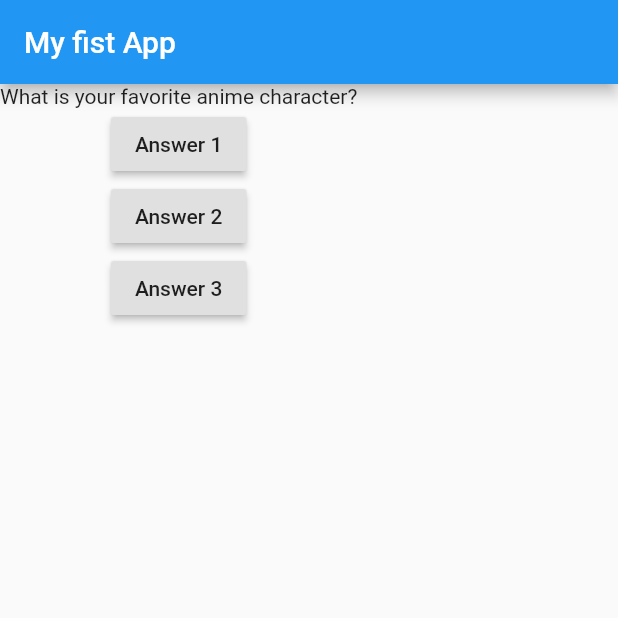
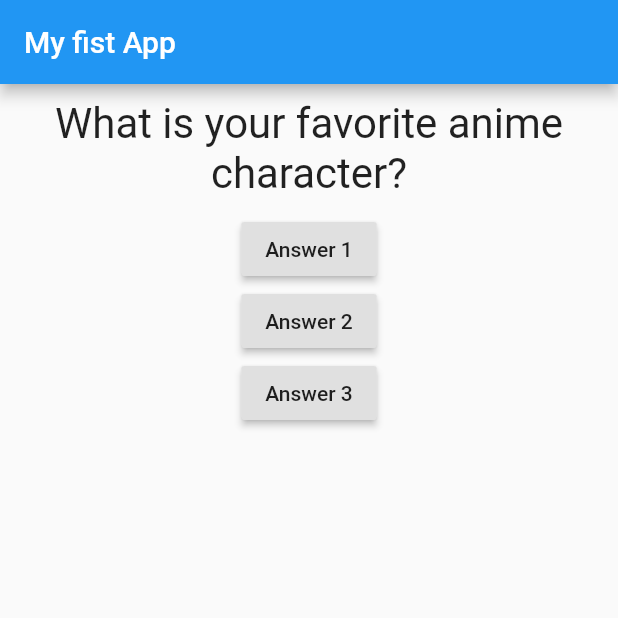
Before and after one commit to sdgamer007/FlutterApp, a Flutter app: the screen it shows after launch, on a phone screen of 412 x 824 dp, the top half of it. Run offline on Flutter 3.47's test engine with Material 2 defaults, Android fonts, the phone set to English and light mode, and no system bars.

Commit message:
basic styling

```diff
--- a/lib/question.dart
+++ b/lib/question.dart
@@ -7,6 +7,16 @@ class Question extends StatelessWidget {
 
   @override
   Widget build(BuildContext context) {
-    return Text(questionText);
+    // ignore: avoid_unnecessary_containers
+    return Container(
+      width: double.infinity,
+      margin: EdgeInsets.all(10.00),
+      child: Text(
+        questionText,
+        // ignore: prefer_const_constructors
+        style: TextStyle(fontSize: 28),
+        textAlign: TextAlign.center,
+      ),
+    );
   }
 }
```
